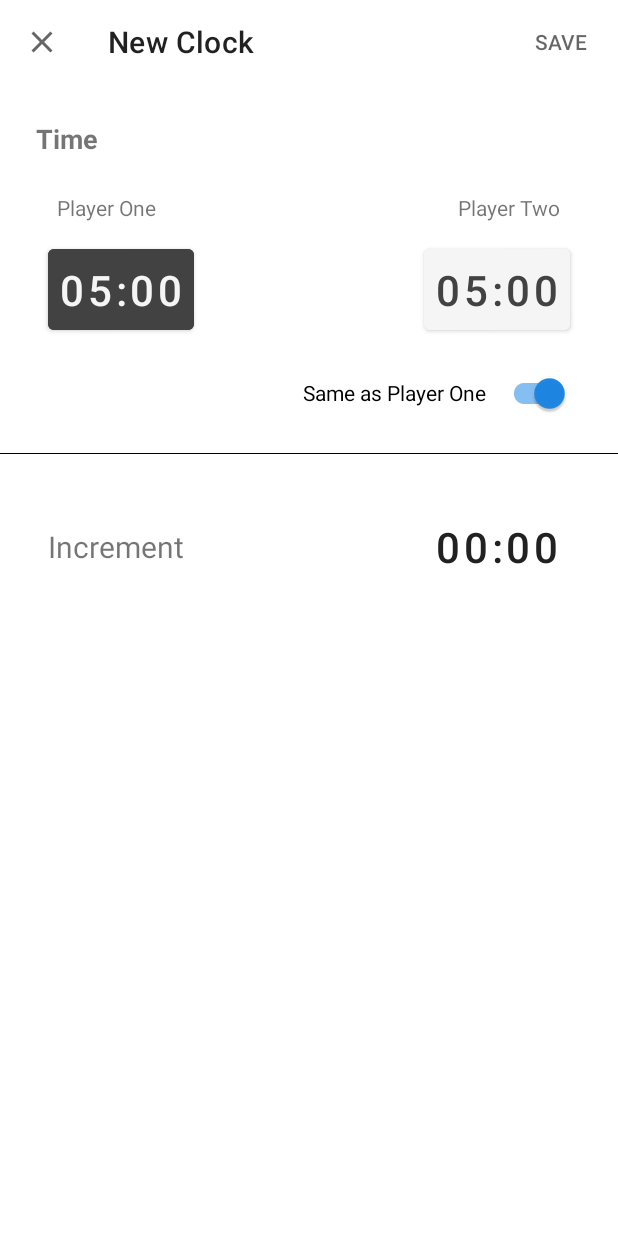
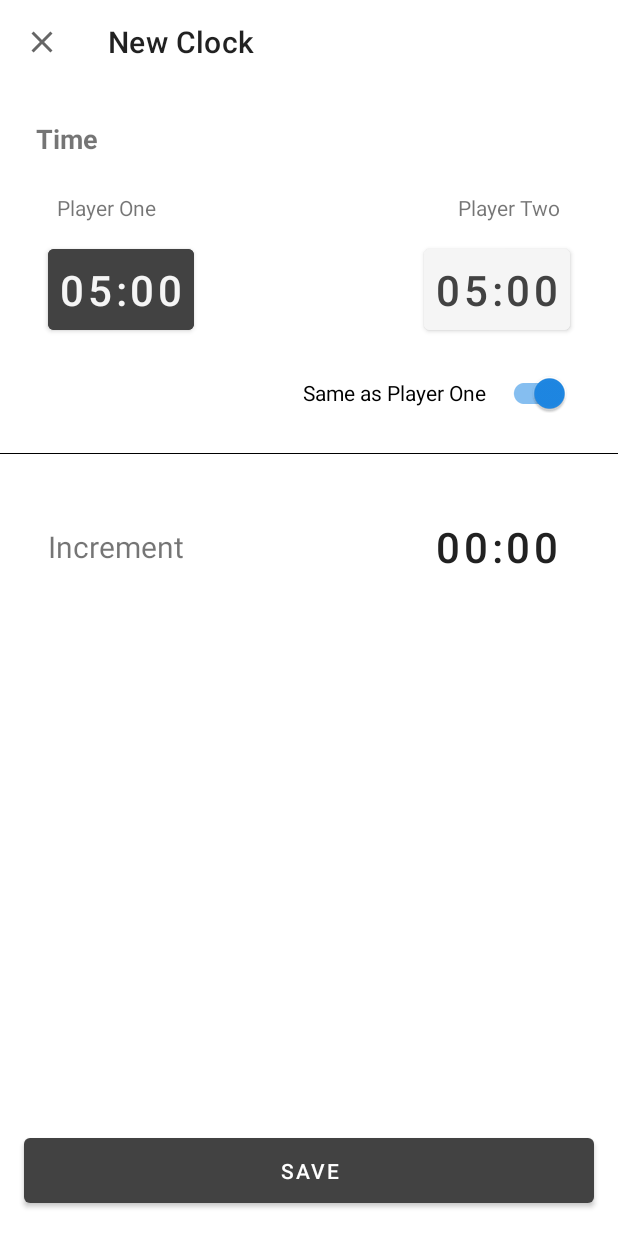
Before and after one commit to olariagamartin/Chess-Clock, an Android app: the CreateEditClockFragment screen opened through its navigation route, on a phone screen of 412 x 824 dp. Run offline under Robolectric (Android 15) with nearby library versions, the phone set to English and light mode, and no system bars; our stand-ins replace Room's generated code.

Commit message:
Feature: UI change
- move save button on create/edit clock screen

```diff
--- a/app/src/main/java/com/themarto/chessclock/create_edit_clock/CreateEditClockFragment.kt
+++ b/app/src/main/java/com/themarto/chessclock/create_edit_clock/CreateEditClockFragment.kt
@@ -64,16 +64,6 @@ class CreateEditClockFragment : Fragment() {
             viewModel.onNavigationClick()
         }
 
-        binding.toolbar.setOnMenuItemClickListener(Toolbar.OnMenuItemClickListener { item ->
-            when (item.itemId) {
-                R.id.save_option_menu -> {
-                    viewModel.onSaveOptionMenuClick()
-                    true
-                }
-                else -> false
-            }
-        })
-
         binding.playerOneTime.setOnClickListener {
             showTimePickerForPlayerOne()
         }
@@ -88,6 +78,10 @@ class CreateEditClockFragment : Fragment() {
 
         binding.incrementTime.setOnClickListener {
             showTimePickerForIncrement()
+        }
+
+        binding.btnSave.setOnClickListener {
+            viewModel.onSaveClick()
         }
         //....
 
--- a/app/src/main/java/com/themarto/chessclock/create_edit_clock/CreateEditViewModel.kt
+++ b/app/src/main/java/com/themarto/chessclock/create_edit_clock/CreateEditViewModel.kt
@@ -75,7 +75,7 @@ class CreateEditViewModel(
         _closeFragment.value = false
     }
 
-    fun onSaveOptionMenuClick() {
+    fun onSaveClick() {
         if (editOption) {
             updateClock()
         } else {
--- a/app/src/main/res/layout/fragment_create_edit_clock.xml
+++ b/app/src/main/res/layout/fragment_create_edit_clock.xml
@@ -122,6 +122,17 @@
             app:layout_constraintTop_toBottomOf="@+id/player_two_time"
             app:switchPadding="8dp" />
 
+        <com.google.android.material.button.MaterialButton
+            android:id="@+id/btn_save"
+            android:layout_width="match_parent"
+            android:layout_height="wrap_content"
+            android:text="@string/option_menu_save_title"
+            android:contentDescription="@string/save_clock_description"
+            android:layout_marginHorizontal="16dp"
+            android:layout_marginBottom="16dp"
+            android:paddingVertical="12dp"
+            app:layout_constraintBottom_toBottomOf="parent" />
+
     </androidx.constraintlayout.widget.ConstraintLayout>
 
     <com.google.android.material.appbar.AppBarLayout
@@ -135,8 +146,8 @@
             app:navigationContentDescription="@string/exit_icon_description"
             app:navigationIcon="@drawable/ic_close"
             android:paddingEnd="8dp"
+            tools:title="New Clock"
             android:paddingStart="0dp"
-            app:menu="@menu/create_edit_clock_menu"
             style="@style/Widget.MaterialComponents.Toolbar.Surface" />
     </com.google.android.material.appbar.AppBarLayout>
 
--- a/app/src/main/res/menu/create_edit_clock_menu.xml
+++ /dev/null
@@ -1,10 +0,0 @@
-<?xml version="1.0" encoding="utf-8"?>
-<menu xmlns:android="http://schemas.android.com/apk/res/android"
-    xmlns:app="http://schemas.android.com/apk/res-auto">
-
-    <item
-        android:id="@+id/save_option_menu"
-        android:title="@string/option_menu_save_title"
-        android:contentDescription="@string/save_clock_description"
-        app:showAsAction="always" />
-</menu>
```
